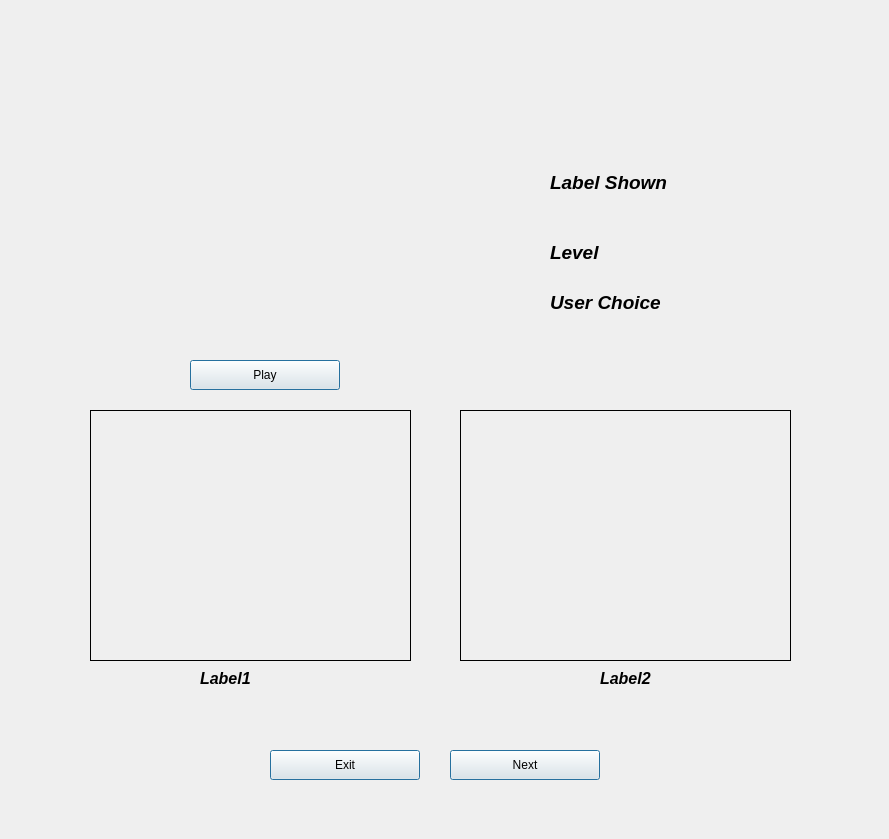
The window that gui/playback.ui (rgsl888/data_collection) describes before a commit, drawn with Qt 5.
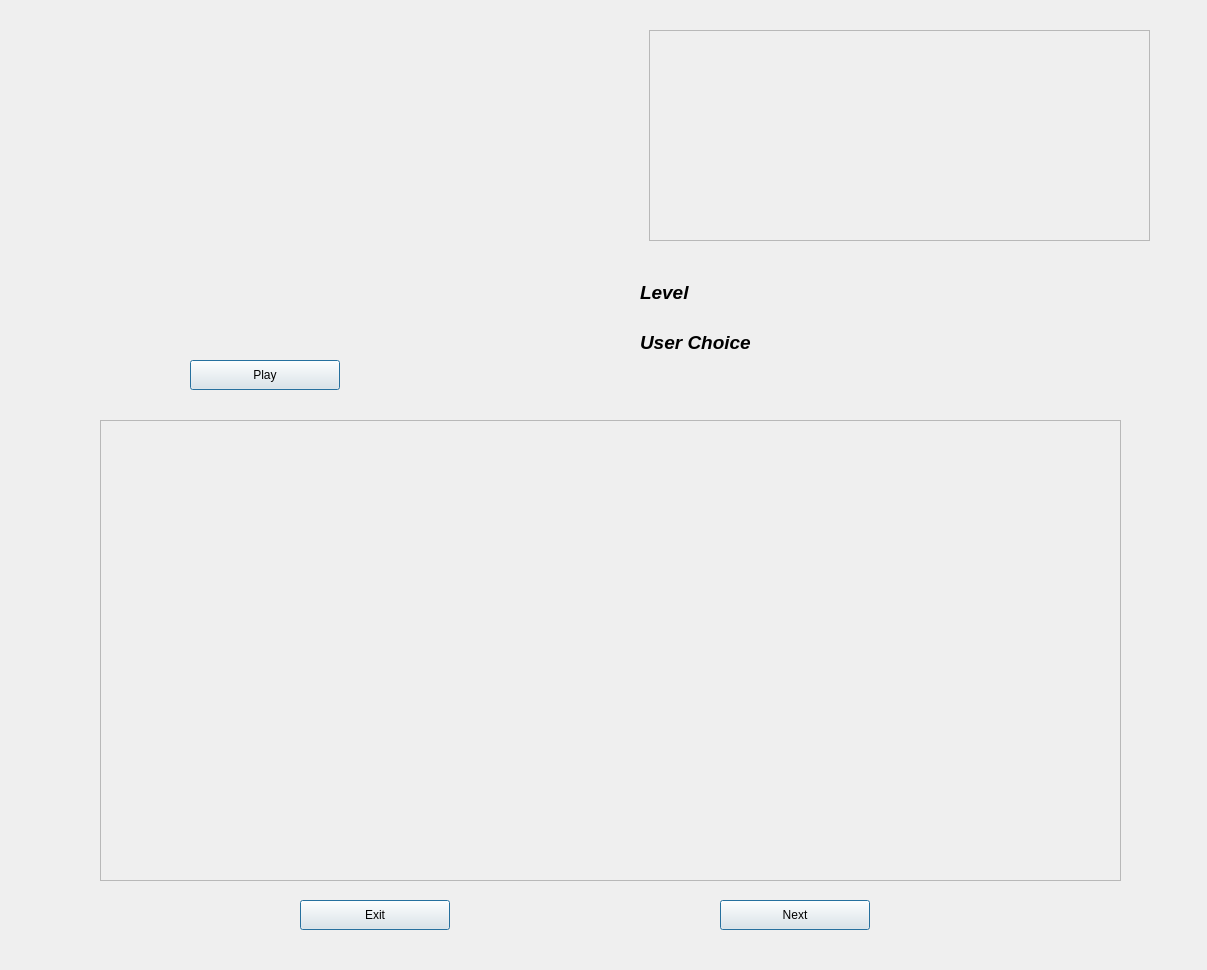
The same window after the commit.

```diff
--- a/gui/playback.ui
+++ b/gui/playback.ui
@@ -6,8 +6,8 @@
    <rect>
     <x>0</x>
     <y>0</y>
-    <width>889</width>
-    <height>839</height>
+    <width>1207</width>
+    <height>970</height>
    </rect>
   </property>
   <property name="windowTitle">
@@ -16,8 +16,8 @@
   <widget class="QPushButton" name="nextButton">
    <property name="geometry">
     <rect>
-     <x>450</x>
-     <y>750</y>
+     <x>720</x>
+     <y>900</y>
      <width>150</width>
      <height>30</height>
     </rect>
@@ -32,8 +32,8 @@
   <widget class="QPushButton" name="exitButton">
    <property name="geometry">
     <rect>
-     <x>270</x>
-     <y>750</y>
+     <x>300</x>
+     <y>900</y>
      <width>150</width>
      <height>30</height>
     </rect>
@@ -67,118 +67,11 @@
     <bool>false</bool>
    </property>
   </widget>
-  <widget class="QLabel" name="pic1">
-   <property name="geometry">
-    <rect>
-     <x>90</x>
-     <y>410</y>
-     <width>321</width>
-     <height>251</height>
-    </rect>
-   </property>
-   <property name="frameShape">
-    <enum>QFrame::Box</enum>
-   </property>
-   <property name="text">
-    <string/>
-   </property>
-   <property name="scaledContents">
-    <bool>true</bool>
-   </property>
-   <property name="alignment">
-    <set>Qt::AlignCenter</set>
-   </property>
-  </widget>
-  <widget class="QLabel" name="pic2">
-   <property name="geometry">
-    <rect>
-     <x>460</x>
-     <y>410</y>
-     <width>331</width>
-     <height>251</height>
-    </rect>
-   </property>
-   <property name="frameShape">
-    <enum>QFrame::Box</enum>
-   </property>
-   <property name="text">
-    <string/>
-   </property>
-   <property name="scaledContents">
-    <bool>true</bool>
-   </property>
-   <property name="alignment">
-    <set>Qt::AlignCenter</set>
-   </property>
-  </widget>
-  <widget class="QLabel" name="label1">
-   <property name="geometry">
-    <rect>
-     <x>200</x>
-     <y>670</y>
-     <width>150</width>
-     <height>17</height>
-    </rect>
-   </property>
-   <property name="font">
-    <font>
-     <pointsize>12</pointsize>
-     <weight>75</weight>
-     <italic>true</italic>
-     <bold>true</bold>
-    </font>
-   </property>
-   <property name="text">
-    <string>Label1</string>
-   </property>
-  </widget>
-  <widget class="QLabel" name="label2">
-   <property name="geometry">
-    <rect>
-     <x>600</x>
-     <y>670</y>
-     <width>150</width>
-     <height>17</height>
-    </rect>
-   </property>
-   <property name="font">
-    <font>
-     <pointsize>12</pointsize>
-     <weight>75</weight>
-     <italic>true</italic>
-     <bold>true</bold>
-    </font>
-   </property>
-   <property name="text">
-    <string>Label2</string>
-   </property>
-  </widget>
-  <widget class="QLabel" name="trueLabel">
-   <property name="geometry">
-    <rect>
-     <x>550</x>
-     <y>170</y>
-     <width>300</width>
-     <height>25</height>
-    </rect>
-   </property>
-   <property name="font">
-    <font>
-     <pointsize>14</pointsize>
-     <weight>75</weight>
-     <italic>true</italic>
-     <bold>true</bold>
-    </font>
-   </property>
-   <property name="text">
-    <string>Label Shown</string>
-   </property>
-  </widget>
   <widget class="QLabel" name="level">
    <property name="geometry">
     <rect>
-     <x>550</x>
-     <y>240</y>
+     <x>640</x>
+     <y>280</y>
      <width>200</width>
      <height>25</height>
     </rect>
@@ -198,8 +91,8 @@
   <widget class="QLabel" name="answer">
    <property name="geometry">
     <rect>
-     <x>550</x>
-     <y>290</y>
+     <x>640</x>
+     <y>330</y>
      <width>200</width>
      <height>25</height>
     </rect>
@@ -216,6 +109,52 @@
     <string>User Choice</string>
    </property>
   </widget>
+  <widget class="QScrollArea" name="question">
+   <property name="geometry">
+    <rect>
+     <x>100</x>
+     <y>420</y>
+     <width>1021</width>
+     <height>461</height>
+    </rect>
+   </property>
+   <property name="widgetResizable">
+    <bool>true</bool>
+   </property>
+   <widget class="QWidget" name="scrollAreaWidgetContents">
+    <property name="geometry">
+     <rect>
+      <x>0</x>
+      <y>0</y>
+      <width>1019</width>
+      <height>459</height>
+     </rect>
+    </property>
+   </widget>
+  </widget>
+  <widget class="QScrollArea" name="true_ans">
+   <property name="geometry">
+    <rect>
+     <x>649</x>
+     <y>30</y>
+     <width>501</width>
+     <height>211</height>
+    </rect>
+   </property>
+   <property name="widgetResizable">
+    <bool>true</bool>
+   </property>
+   <widget class="QWidget" name="scrollAreaWidgetContents_2">
+    <property name="geometry">
+     <rect>
+      <x>0</x>
+      <y>0</y>
+      <width>499</width>
+      <height>209</height>
+     </rect>
+    </property>
+   </widget>
+  </widget>
  </widget>
  <resources/>
  <connections/>
```
